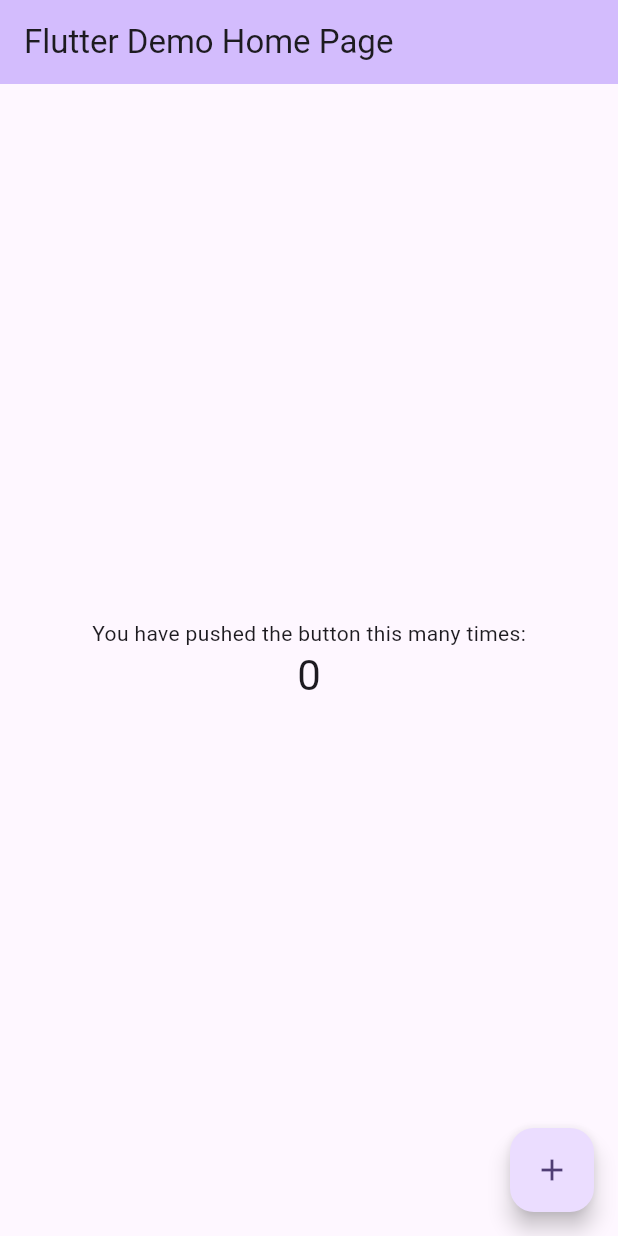
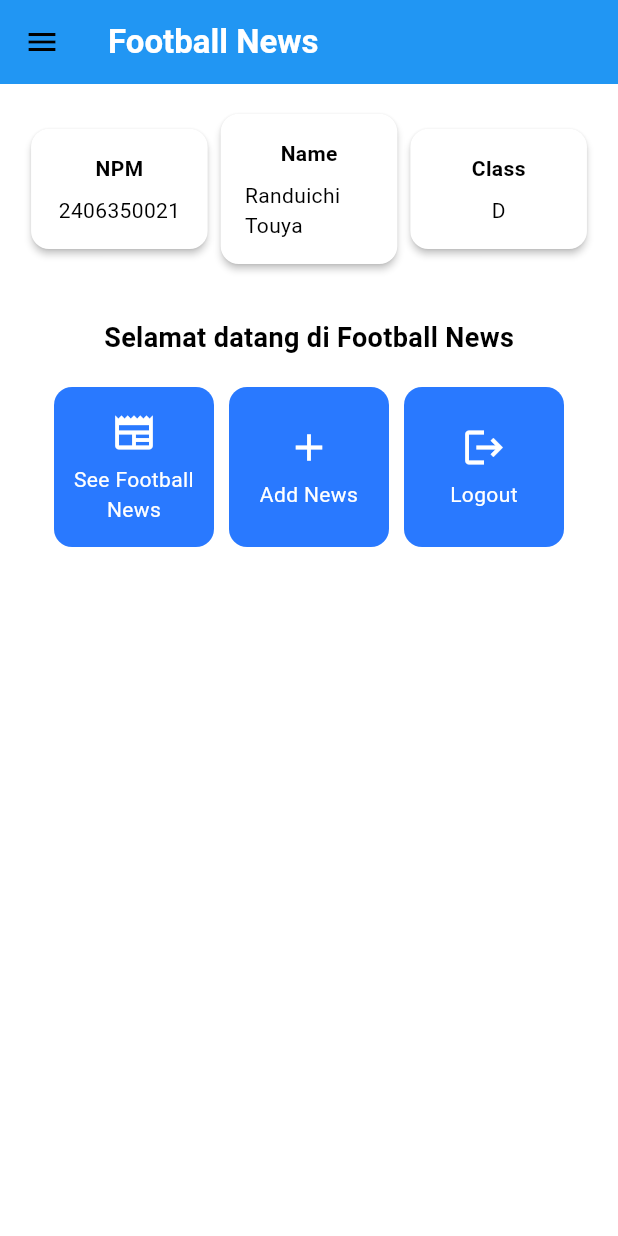
Before and after one commit to Sxccv/football-news-Flutter, a Flutter app: the screen it shows after launch, on a phone screen of 412 x 824 dp. Run offline on Flutter 3.47's test engine with Material 3 defaults, Android fonts, the phone set to English and light mode, and no system bars.

```diff
--- a/lib/main.dart
+++ b/lib/main.dart
@@ -1,4 +1,5 @@
 import 'package:flutter/material.dart';
+import 'package:football_news/screens/menu.dart';
 
 void main() {
   runApp(const MyApp());
@@ -28,95 +29,10 @@ class MyApp extends StatelessWidget {
         //
         // This works for code too, not just values: Most code changes can be
         // tested with just a hot reload.
-        colorScheme: ColorScheme.fromSeed(seedColor: Colors.deepPurple),
+         colorScheme: ColorScheme.fromSwatch(primarySwatch: Colors.blue)
+        .copyWith(secondary: Colors.blueAccent[400]),
       ),
-      home: const MyHomePage(title: 'Flutter Demo Home Page'),
+      home: MyHomePage(),
     );
   }
 }
-
-class MyHomePage extends StatefulWidget {
-  const MyHomePage({super.key, required this.title});
-
-  // This widget is the home page of your application. It is stateful, meaning
-  // that it has a State object (defined below) that contains fields that affect
-  // how it looks.
-
-  // This class is the configuration for the state. It holds the values (in this
-  // case the title) provided by the parent (in this case the App widget) and
-  // used by the build method of the State. Fields in a Widget subclass are
-  // always marked "final".
-
-  final String title;
-
-  @override
-  State<MyHomePage> createState() => _MyHomePageState();
-}
-
-class _MyHomePageState extends State<MyHomePage> {
-  int _counter = 0;
-
-  void _incrementCounter() {
-    setState(() {
-      // This call to setState tells the Flutter framework that something has
-      // changed in this State, which causes it to rerun the build method below
-      // so that the display can reflect the updated values. If we changed
-      // _counter without calling setState(), then the build method would not be
-      // called again, and so nothing would appear to happen.
-      _counter++;
-    });
-  }
-
-  @override
-  Widget build(BuildContext context) {
-    // This method is rerun every time setState is called, for instance as done
-    // by the _incrementCounter method above.
-    //
-    // The Flutter framework has been optimized to make rerunning build methods
-    // fast, so that you can just rebuild anything that needs updating rather
-    // than having to individually change instances of widgets.
-    return Scaffold(
-      appBar: AppBar(
-        // TRY THIS: Try changing the color here to a specific color (to
-        // Colors.amber, perhaps?) and trigger a hot reload to see the AppBar
-        // change color while the other colors stay the same.
-        backgroundColor: Theme.of(context).colorScheme.inversePrimary,
-        // Here we take the value from the MyHomePage object that was created by
-        // the App.build method, and use it to set our appbar title.
-        title: Text(widget.title),
-      ),
-      body: Center(
-        // Center is a layout widget. It takes a single child and positions it
-        // in the middle of the parent.
-        child: Column(
-          // Column is also a layout widget. It takes a list of children and
-          // arranges them vertically. By default, it sizes itself to fit its
-          // children horizontally, and tries to be as tall as its parent.
-          //
-          // Column has various properties to control how it sizes itself and
-          // how it positions its children. Here we use mainAxisAlignment to
-          // center the children vertically; the main axis here is the vertical
-          // axis because Columns are vertical (the cross axis would be
-          // horizontal).
-          //
-          // TRY THIS: Invoke "debug painting" (choose the "Toggle Debug Paint"
-          // action in the IDE, or press "p" in the console), to see the
-          // wireframe for each widget.
-          mainAxisAlignment: MainAxisAlignment.center,
-          children: <Widget>[
-            const Text('You have pushed the button this many times:'),
-            Text(
-              '$_counter',
-              style: Theme.of(context).textTheme.headlineMedium,
-            ),
-          ],
-        ),
-      ),
-      floatingActionButton: FloatingActionButton(
-        onPressed: _incrementCounter,
-        tooltip: 'Increment',
-        child: const Icon(Icons.add),
-      ), // This trailing comma makes auto-formatting nicer for build methods.
-    );
-  }
-}
--- /dev/null
+++ b/lib/screens/menu.dart
@@ -0,0 +1,133 @@
+import 'package:flutter/material.dart';
+import 'package:football_news/widgets/left_drawer.dart';
+import 'package:football_news/widgets/news_card.dart';
+
+class MyHomePage extends StatelessWidget {
+  MyHomePage({super.key});
+
+  final String nama = "Randuichi Touya";
+  final String npm = "2406350021";
+  final String kelas = "D";
+
+  final List<ItemHomepage> items = [
+    ItemHomepage("See Football News", Icons.newspaper),
+    ItemHomepage("Add News", Icons.add),
+    ItemHomepage("Logout", Icons.logout),
+  ];
+
+  @override
+  Widget build(BuildContext context) {
+    // Scaffold menyediakan struktur dasar halaman dengan AppBar dan body.
+    return Scaffold(
+      // AppBar adalah bagian atas halaman yang menampilkan judul.
+      appBar: AppBar(
+        // Judul aplikasi "Football News" dengan teks putih dan tebal.
+        title: const Text(
+          'Football News',
+          style: TextStyle(color: Colors.white,
+          fontWeight: FontWeight.bold),
+        ),
+        // Warna latar belakang AppBar diambil dari skema warna tema aplikasi.
+        backgroundColor: Theme.of(context).colorScheme.primary,
+      ),
+      drawer: LeftDrawer(),
+      // Body halaman dengan padding di sekelilingnya.
+      body: Padding(
+        padding: const EdgeInsets.all(16.0),
+        // Menyusun widget secara vertikal dalam sebuah kolom.
+        child: Column(
+          crossAxisAlignment: CrossAxisAlignment.center,
+          children: [
+            // Row untuk menampilkan 3 InfoCard secara horizontal.
+            Row(
+              mainAxisAlignment: MainAxisAlignment.spaceEvenly,
+              children: [
+                InfoCard(title: 'NPM', content: npm),
+                InfoCard(title: 'Name', content: nama),
+                InfoCard(title: 'Class', content: kelas),
+              ],
+            ),
+
+            // Memberikan jarak vertikal 16 unit.
+            const SizedBox(height: 16.0),
+
+            // Menempatkan widget berikutnya di tengah halaman.
+            Center(
+              child: Column(
+                // Menyusun teks dan grid item secara vertikal.
+                children: [
+                  // Menampilkan teks sambutan dengan gaya tebal dan ukuran 18.
+                  const Padding(
+                    padding: EdgeInsets.only(top: 16.0),
+                    child: Text(
+                      'Selamat datang di Football News',
+                      style: TextStyle(
+                        fontWeight: FontWeight.bold,
+                        fontSize: 18.0,
+                      ),
+                    ),
+                  ),
+
+                  // Grid untuk menampilkan ItemCard dalam bentuk grid 3 kolom.
+                  GridView.count(
+                    primary: true,
+                    padding: const EdgeInsets.all(20),
+                    crossAxisSpacing: 10,
+                    mainAxisSpacing: 10,
+                    crossAxisCount: 3,
+                    // Agar grid menyesuaikan tinggi kontennya.
+                    shrinkWrap: true,
+
+                    // Menampilkan ItemCard untuk setiap item dalam list items.
+                    children: items.map((ItemHomepage item) {
+                      return ItemCard(item);
+                    }).toList(),
+                  ),
+                ],
+              ),
+            ),
+          ],
+        ),
+      ),
+    );
+  }
+}
+
+class InfoCard extends StatelessWidget {
+  // Kartu informasi yang menampilkan title dan content.
+
+  final String title; // Judul kartu.
+  final String content; // Isi kartu.
+
+  const InfoCard({super.key, required this.title, required this.content});
+
+  @override
+  Widget build(BuildContext context) {
+    return Card(
+      // Membuat kotak kartu dengan bayangan dibawahnya.
+      elevation: 2.0,
+      child: Container(
+        // Mengatur ukuran dan jarak di dalam kartu.
+        width:
+            MediaQuery.of(context).size.width /
+            3.5, // menyesuaikan dengan lebar device yang digunakan.
+        padding: const EdgeInsets.all(16.0),
+        // Menyusun title dan content secara vertikal.
+        child: Column(
+          children: [
+            Text(title, style: const TextStyle(fontWeight: FontWeight.bold)),
+            const SizedBox(height: 8.0),
+            Text(content),
+          ],
+        ),
+      ),
+    );
+  }
+}
+
+class ItemHomepage {
+  final String name;
+  final IconData icon;
+
+  ItemHomepage(this.name, this.icon);
+}
--- /dev/null
+++ b/lib/widgets/news_card.dart
@@ -0,0 +1,59 @@
+import 'package:flutter/material.dart';
+import 'package:football_news/screens/menu.dart';
+import 'package:football_news/screens/newslist_form.dart';
+
+class ItemCard extends StatelessWidget {
+  // Menampilkan kartu dengan ikon dan nama.
+
+  final ItemHomepage item;
+
+  const ItemCard(this.item, {super.key});
+
+  @override
+  Widget build(BuildContext context) {
+    return Material(
+      // Menentukan warna latar belakang dari tema aplikasi.
+      color: Theme.of(context).colorScheme.secondary,
+      // Membuat sudut kartu melengkung.
+      borderRadius: BorderRadius.circular(12),
+
+      child: InkWell(
+        // Aksi ketika kartu ditekan.
+        onTap: () {
+          // Memunculkan SnackBar ketika diklik
+          ScaffoldMessenger.of(context)
+            ..hideCurrentSnackBar()
+            ..showSnackBar(SnackBar(
+                content: Text("Kamu telah menekan tombol ${item.name}!")));
+
+          // Navigate ke route yang sesuai (tergantung jenis tombol)
+          if (item.name == "Add News") {
+            Navigator.push(
+                context,
+                MaterialPageRoute(builder: (context) => NewsFormPage()),
+              );
+          }
+        },
+        // Container untuk menyimpan Icon dan Text
+        child: Container(
+          padding: const EdgeInsets.all(8),
+          child: Center(
+            child: Column(
+              // Menyusun ikon dan teks di tengah kartu.
+              mainAxisAlignment: MainAxisAlignment.center,
+              children: [
+                Icon(item.icon, color: Colors.white, size: 30.0),
+                const Padding(padding: EdgeInsets.all(3)),
+                Text(
+                  item.name,
+                  textAlign: TextAlign.center,
+                  style: const TextStyle(color: Colors.white),
+                ),
+              ],
+            ),
+          ),
+        ),
+      ),
+    );
+  }
+}
```
Also changed, not shown: lib/screens/newslist_form.dart (added, +214 -0 lines), lib/widgets/left_drawer.dart (added, +67 -0 lines).
